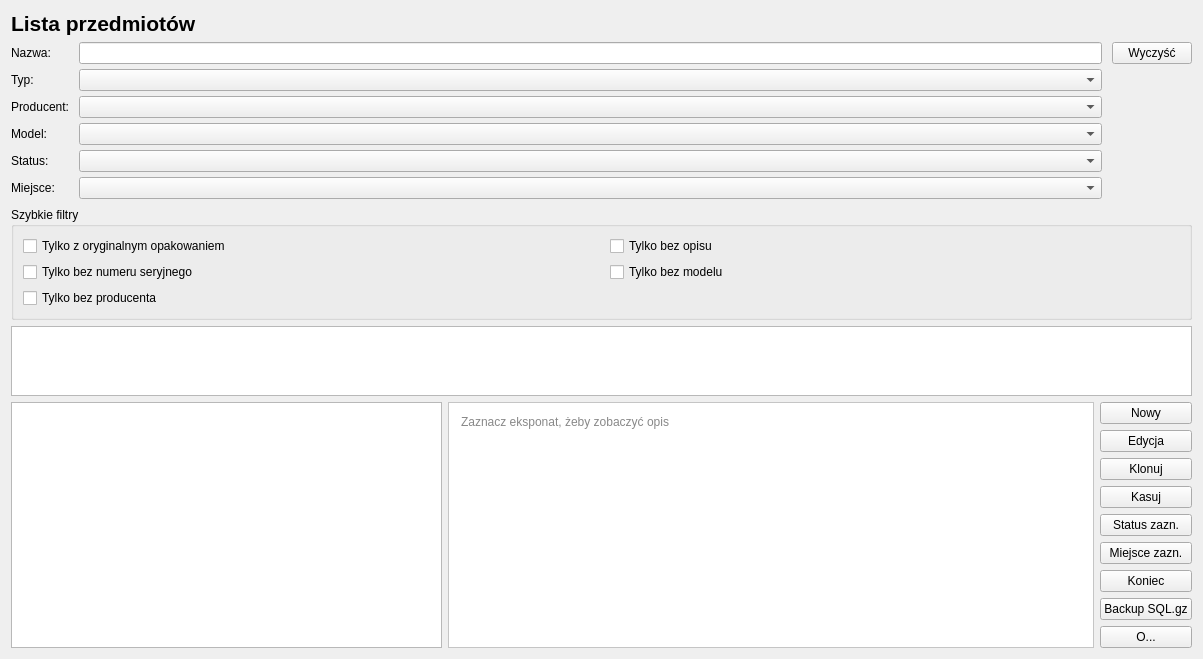
Old version of the form forms/itemList.ui in the repository arekbr/Inwentaryzacja.
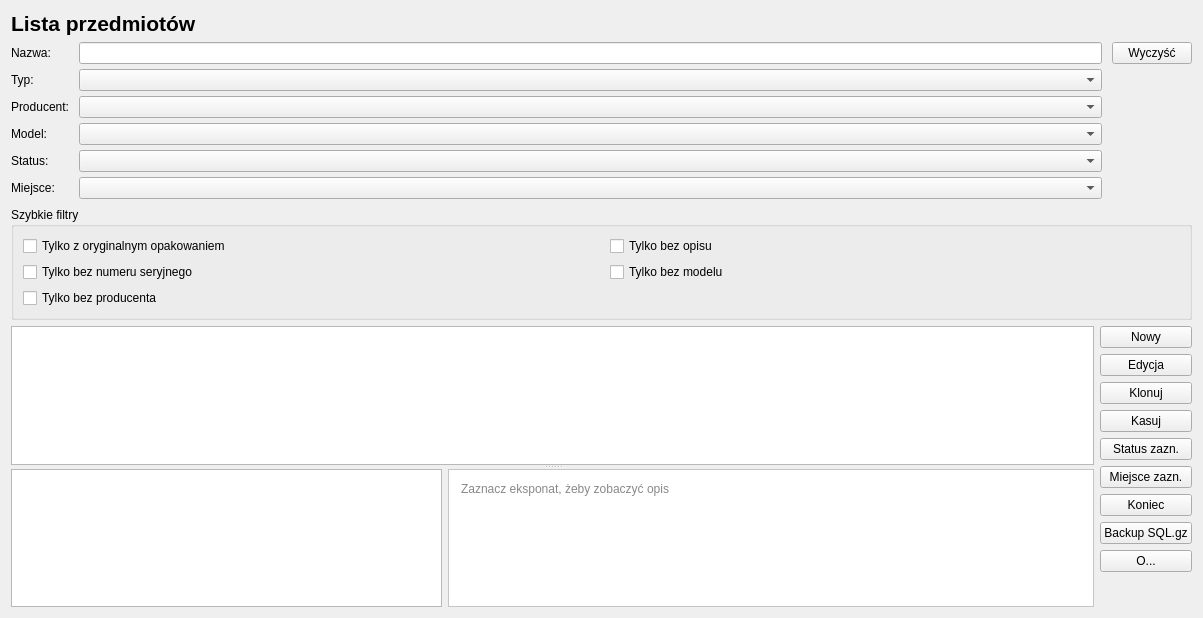
New version of the form.

Commit message:
feat(ui): przesuwana granica między listą a panelem opisu
Tabela eksponatów miała przy oknie 1203×896 zero pełnych wierszy, bo dolny
pas nie mógł zejść poniżej wysokości kolumny dziewięciu przycisków.

- granica QSplitter między tabelą a panelem zdjęcia i opisu, domyślnie 3:2
- kolumna przycisków na prawo od całego obszaru, niższe okno startowe (820 px)
- położenie granicy zapamiętane w itemList/splitter
- miniatury przeliczane z oryginałów po zmianie rozmiaru panelu, bez bazy
- testy na prawdziwych zdarzeniach myszy, skórka Standard i styl Fusion

```diff
--- a/forms/itemList.ui
+++ b/forms/itemList.ui
@@ -162,6 +162,21 @@
     </layout>
    </item>
    <item>
+    <layout class="QHBoxLayout" name="contentLayout">
+     <item>
+      <widget class="QSplitter" name="itemList_splitter">
+       <property name="sizePolicy">
+        <sizepolicy hsizetype="Expanding" vsizetype="Expanding">
+         <horstretch>0</horstretch>
+         <verstretch>0</verstretch>
+        </sizepolicy>
+       </property>
+       <property name="orientation">
+        <enum>Qt::Vertical</enum>
+       </property>
+       <property name="childrenCollapsible">
+        <bool>false</bool>
+       </property>
     <widget class="QTableView" name="itemList_tableView">
      <property name="sizePolicy">
       <sizepolicy hsizetype="Expanding" vsizetype="Expanding">
@@ -170,11 +185,20 @@
       </sizepolicy>
      </property>
     </widget>
-   </item>
-   <item>
-    <layout class="QGridLayout" name="bottomLayout">
-     <item row="0" column="0">
+       <widget class="QWidget" name="itemList_detailsPanel">
       <layout class="QHBoxLayout" name="galleryLayout" stretch="2,3">
+       <property name="leftMargin">
+        <number>0</number>
+       </property>
+       <property name="topMargin">
+        <number>0</number>
+       </property>
+       <property name="rightMargin">
+        <number>0</number>
+       </property>
+       <property name="bottomMargin">
+        <number>0</number>
+       </property>
        <item>
         <widget class="QGraphicsView" name="itemList_graphicsView">
          <property name="sizePolicy">
@@ -183,6 +207,12 @@
            <verstretch>0</verstretch>
           </sizepolicy>
          </property>
+         <property name="verticalScrollBarPolicy">
+          <enum>Qt::ScrollBarAlwaysOff</enum>
+         </property>
+         <property name="horizontalScrollBarPolicy">
+          <enum>Qt::ScrollBarAlwaysOff</enum>
+         </property>
         </widget>
        </item>
        <item>
@@ -208,8 +238,10 @@
         </widget>
        </item>
       </layout>
+       </widget>
+      </widget>
      </item>
-     <item row="0" column="1">
+     <item>
       <layout class="QVBoxLayout" name="buttonsLayout">
        <item>
         <widget class="QPushButton" name="itemList_pushButton_new">
@@ -280,6 +312,19 @@
          </property>
         </widget>
        </item>
+       <item>
+        <spacer name="buttonsBottomSpacer">
+         <property name="orientation">
+          <enum>Qt::Vertical</enum>
+         </property>
+         <property name="sizeHint" stdset="0">
+          <size>
+           <width>0</width>
+           <height>0</height>
+          </size>
+         </property>
+        </spacer>
+       </item>
       </layout>
      </item>
     </layout>
```
Lines whose indentation alone changed are shown as unchanged. The commit also changes 4 other files.
